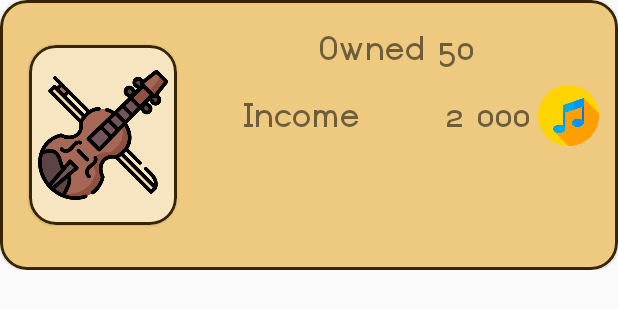
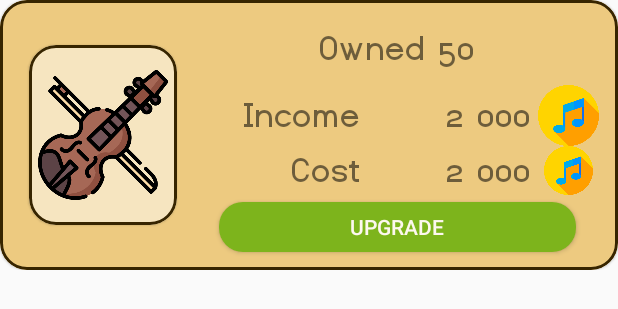
Before and after one commit to PatrykKudyk/MusicClicker, an Android app: the layout recycler_row_instrument.xml on its own in the app's theme, with its tools: preview values and no code run, on a phone screen of 412 x 824 dp. Shown: the top 309 px of the screen. Run offline under Robolectric (Android 15) with nearby library versions, the phone set to English and light mode, and no system bars.

Commit message:
done row

```diff
--- /dev/null
+++ b/MusicClicker/app/src/main/res/drawable/button_background_green_green.xml
@@ -0,0 +1,10 @@
+<?xml version="1.0" encoding="utf-8"?>
+<shape xmlns:android="http://schemas.android.com/apk/res/android">
+
+    <solid
+        android:color="@color/colorGreenGreen"/>
+
+    <corners
+        android:radius="16dp"/>
+
+</shape>
--- /dev/null
+++ b/MusicClicker/app/src/main/res/drawable/button_background_grey.xml
@@ -0,0 +1,10 @@
+<?xml version="1.0" encoding="utf-8"?>
+<shape xmlns:android="http://schemas.android.com/apk/res/android">
+
+    <solid
+        android:color="@color/colorGrey"/>
+
+    <corners
+        android:radius="16dp"/>
+
+</shape>
--- a/MusicClicker/app/src/main/res/layout/recycler_row_instrument.xml
+++ b/MusicClicker/app/src/main/res/layout/recycler_row_instrument.xml
@@ -1,9 +1,9 @@
 <?xml version="1.0" encoding="utf-8"?>
 <androidx.constraintlayout.widget.ConstraintLayout xmlns:android="http://schemas.android.com/apk/res/android"
+    xmlns:app="http://schemas.android.com/apk/res-auto"
+    xmlns:tools="http://schemas.android.com/tools"
     android:layout_width="match_parent"
-    android:layout_height="wrap_content"
-    xmlns:app="http://schemas.android.com/apk/res-auto"
-    xmlns:tools="http://schemas.android.com/tools">
+    android:layout_height="wrap_content">
 
     <com.google.android.material.card.MaterialCardView
         android:id="@+id/recycler_row_instrument_card"
@@ -27,13 +27,13 @@
             <View
                 android:layout_width="0dp"
                 android:layout_height="match_parent"
-                android:layout_weight="5"/>
+                android:layout_weight="5" />
 
             <com.google.android.material.card.MaterialCardView
                 android:layout_width="0dp"
-                android:layout_weight="25"
                 android:layout_height="120dp"
                 android:layout_gravity="center_vertical"
+                android:layout_weight="25"
                 android:theme="@style/Theme.MaterialComponents.Light"
                 app:cardBackgroundColor="@color/colorMainLightLightLight"
                 app:cardCornerRadius="18dp"
@@ -45,11 +45,10 @@
 
                 <ImageView
                     android:id="@+id/recycler_row_instrument_image"
-                    android:layout_margin="6dp"
                     android:layout_width="match_parent"
                     android:layout_height="match_parent"
-                    android:src="@drawable/lvl1002"/>
-
+                    android:layout_margin="6dp"
+                    android:src="@drawable/lvl1002" />
 
 
             </com.google.android.material.card.MaterialCardView>
@@ -58,20 +57,20 @@
             <LinearLayout
                 android:layout_width="0dp"
                 android:layout_height="match_parent"
-                android:weightSum="100"
                 android:layout_margin="8dp"
                 android:layout_weight="70"
-                android:orientation="vertical">
+                android:orientation="vertical"
+                android:weightSum="100">
 
                 <TextView
                     android:id="@+id/recycler_row_instrument_owned"
                     android:layout_width="match_parent"
                     android:layout_height="0dp"
                     android:layout_weight="30"
-                    tools:text="Owned 50"
+                    android:fontFamily="@font/dustismo_bold"
+                    android:gravity="center"
                     android:textSize="24dip"
-                    android:fontFamily="@font/dustismo_bold"
-                    android:gravity="center"/>
+                    tools:text="Owned 50" />
 
                 <LinearLayout
                     android:layout_width="match_parent"
@@ -83,37 +82,79 @@
                         android:layout_width="0dp"
                         android:layout_height="match_parent"
                         android:layout_weight="30"
+                        android:fontFamily="@font/dustismo_bold"
+                        android:gravity="end|center_vertical"
                         android:text="@string/income"
-                        android:textSize="24dip"
-                        android:fontFamily="@font/dustismo_bold"
-                        android:gravity="end|center_vertical"/>
+                        android:textSize="24dip" />
 
                     <TextView
                         android:id="@+id/recycler_row_instrument_income"
                         android:layout_width="0dp"
                         android:layout_height="match_parent"
                         android:layout_weight="30"
-                        tools:text="2 000"
+                        android:fontFamily="@font/dustismo_bold"
+                        android:gravity="end|center_vertical"
                         android:textSize="24dip"
-                        android:fontFamily="@font/dustismo_bold"
-                        android:gravity="end|center_vertical"/>
+                        tools:text="2 000" />
 
                     <ImageView
                         android:layout_width="50dp"
                         android:layout_height="match_parent"
-                        android:src="@drawable/money"
-                        android:layout_gravity="center"/>
+                        android:layout_gravity="center"
+                        android:src="@drawable/money" />
 
                 </LinearLayout>
 
                 <LinearLayout
                     android:layout_width="match_parent"
                     android:layout_height="0dp"
-                    android:layout_weight="45"
+                    android:layout_weight="20"
                     android:orientation="horizontal">
 
+                    <TextView
+                        android:layout_width="0dp"
+                        android:layout_height="match_parent"
+                        android:layout_weight="30"
+                        android:fontFamily="@font/dustismo_bold"
+                        android:gravity="end|center_vertical"
+                        android:text="@string/cost"
+                        android:textSize="24dip" />
+
+                    <TextView
+                        android:id="@+id/recycler_row_instrument_cost"
+                        android:layout_width="0dp"
+                        android:layout_height="match_parent"
+                        android:layout_weight="30"
+                        android:fontFamily="@font/dustismo_bold"
+                        android:gravity="end|center_vertical"
+                        android:textSize="24dip"
+                        tools:text="2 000" />
+
+                    <ImageView
+                        android:layout_width="50dp"
+                        android:layout_height="match_parent"
+                        android:layout_gravity="center"
+                        android:src="@drawable/money" />
 
                 </LinearLayout>
+
+                <View
+                    android:layout_width="match_parent"
+                    android:layout_height="0dp"
+                    android:layout_weight="3" />
+
+
+                <Button
+                    android:id="@+id/recycler_row_instrument_upgrade"
+                    android:layout_width="match_parent"
+                    android:layout_height="0dp"
+                    android:layout_marginEnd="20dp"
+                    android:layout_weight="20"
+                    android:layout_marginStart="20dp"
+                    android:background="@drawable/button_background_green_green"
+                    android:text="@string/upgrade"
+                    android:textColor="@color/colorBackground" />
+
 
             </LinearLayout>
 
```
